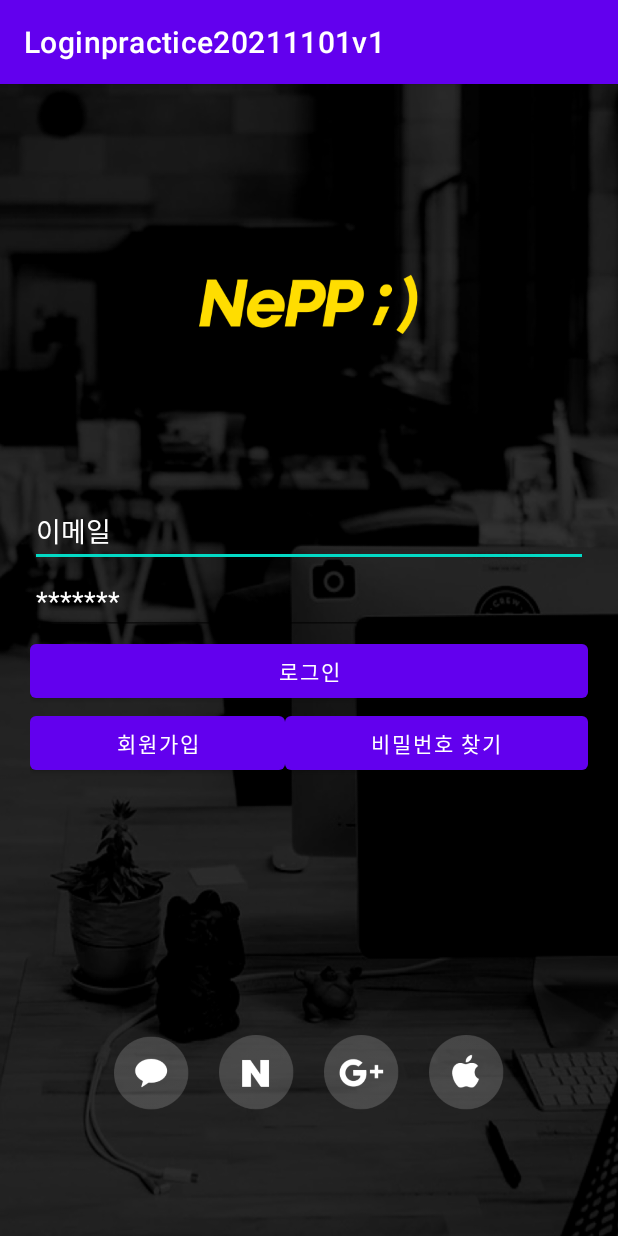
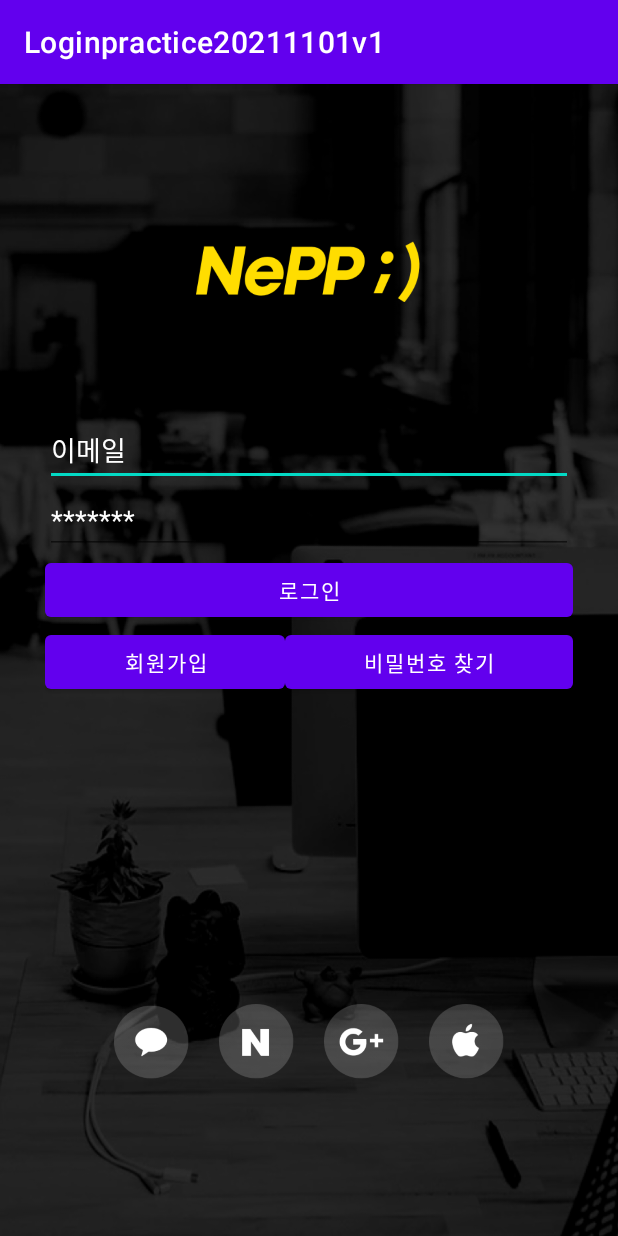
Before and after one commit to Ahhyun234/Loginpractice20211101v1, an Android app: the screen it shows after launch (MainActivity), on a phone screen of 412 x 824 dp. Run offline under Robolectric (Android 15) with nearby library versions, the phone set to English and light mode, and no system bars.

Commit message:
로고파일 이미지 Padding수정

```diff
--- a/app/src/main/res/layout/activity_main.xml
+++ b/app/src/main/res/layout/activity_main.xml
@@ -6,26 +6,23 @@
     android:layout_height="match_parent"
     tools:context=".MainActivity"
     android:orientation="vertical"
+    android:padding="30dp"
     android:background="@drawable/login_background"
     >
-
-    <LinearLayout
-        android:layout_width="match_parent"
-        android:layout_height="match_parent"
-        android:layout_margin="20dp"
-        android:orientation="vertical">
 
         <LinearLayout
             android:layout_width="match_parent"
             android:layout_height="wrap_content"
             android:gravity="center"
-            android:layout_weight="2">
+            android:padding="70dp"
+            android:orientation="vertical">
+
             <ImageView
-                android:layout_width="30dp"
-                android:layout_height="40dp"
+                android:layout_width="150dp"
+                android:layout_height="50dp"
                 android:src="@drawable/nepp_logo"
-                android:layout_weight="1"
                 />
+
         </LinearLayout>
 
         <LinearLayout
@@ -104,7 +101,7 @@
                 android:src="@drawable/apple_login_icon"/>
 
         </LinearLayout>
-    </LinearLayout>
+
 
 
 </LinearLayout>
```
